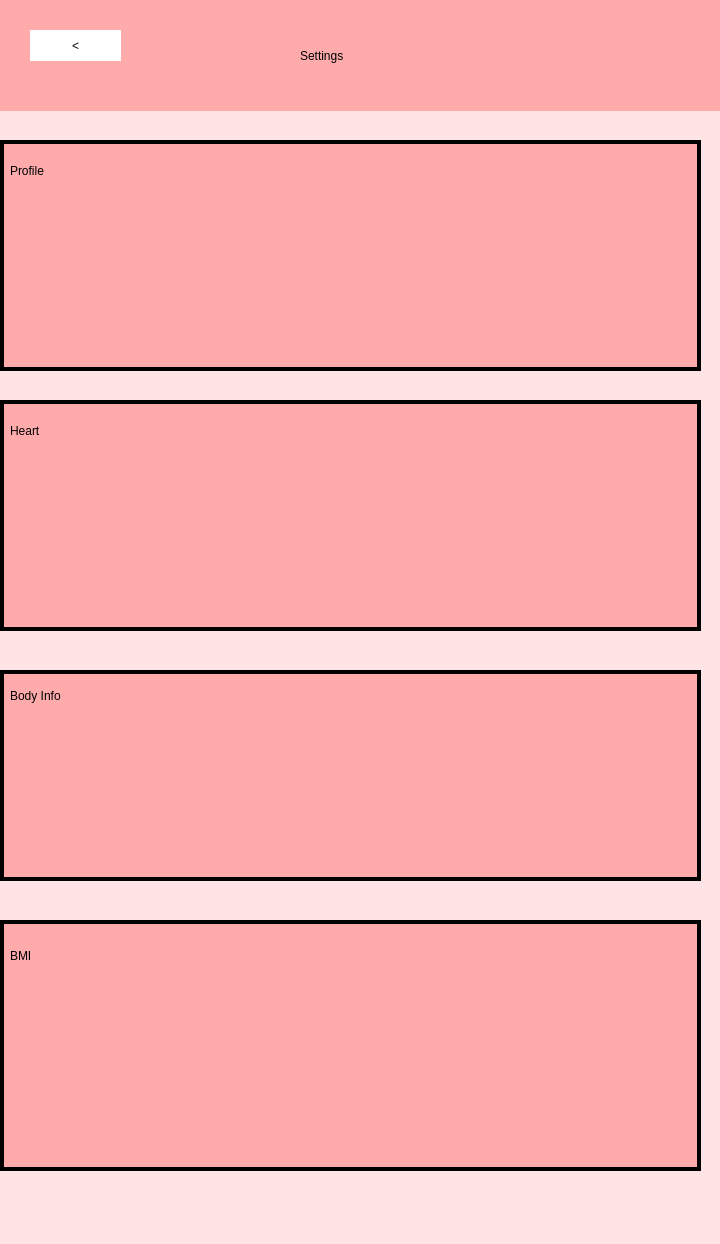
The window that UI/PHS_setting.ui (NaryanSambhi/CSCN72030---Sec3---Group2) describes before a commit, drawn with Qt 5.
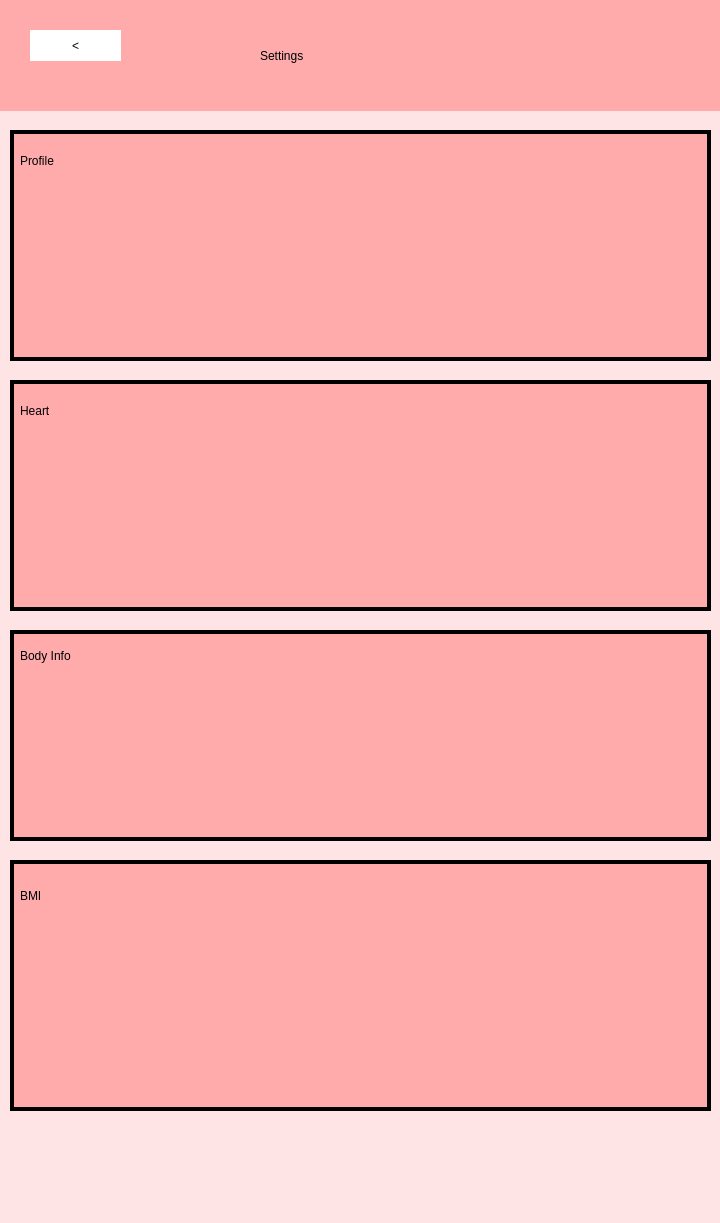
The same window after the commit. Icons and pictures are not drawn.

What changed in the file:
```diff
--- a/UI/PHS_setting.ui
+++ b/UI/PHS_setting.ui
@@ -7,7 +7,7 @@
     <x>0</x>
     <y>0</y>
     <width>720</width>
-    <height>1244</height>
+    <height>1223</height>
    </rect>
   </property>
   <property name="windowTitle">
@@ -45,9 +45,9 @@
      <widget class="QLabel" name="label">
       <property name="geometry">
        <rect>
-        <x>310</x>
+        <x>270</x>
         <y>30</y>
-        <width>171</width>
+        <width>211</width>
         <height>71</height>
        </rect>
       </property>
@@ -88,8 +88,8 @@
     <widget class="QWidget" name="widget_7" native="true">
      <property name="geometry">
       <rect>
-       <x>0</x>
-       <y>430</y>
+       <x>10</x>
+       <y>410</y>
        <width>701</width>
        <height>231</height>
       </rect>
@@ -142,8 +142,8 @@
     <widget class="QWidget" name="widget_8" native="true">
      <property name="geometry">
       <rect>
-       <x>0</x>
-       <y>700</y>
+       <x>10</x>
+       <y>660</y>
        <width>701</width>
        <height>211</height>
       </rect>
@@ -198,8 +198,8 @@
     <widget class="QWidget" name="widget_9" native="true">
      <property name="geometry">
       <rect>
-       <x>0</x>
-       <y>950</y>
+       <x>10</x>
+       <y>890</y>
        <width>701</width>
        <height>251</height>
       </rect>
@@ -252,8 +252,8 @@
     <widget class="QWidget" name="widget_10" native="true">
      <property name="geometry">
       <rect>
-       <x>0</x>
-       <y>170</y>
+       <x>10</x>
+       <y>160</y>
        <width>701</width>
        <height>231</height>
       </rect>
```
